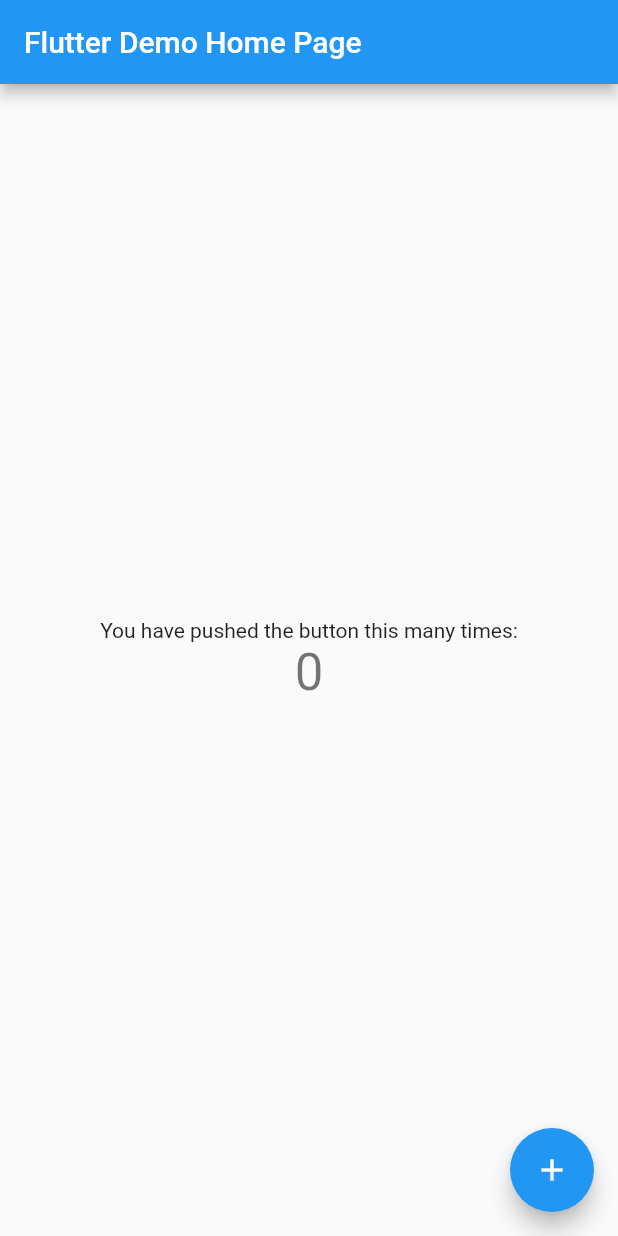
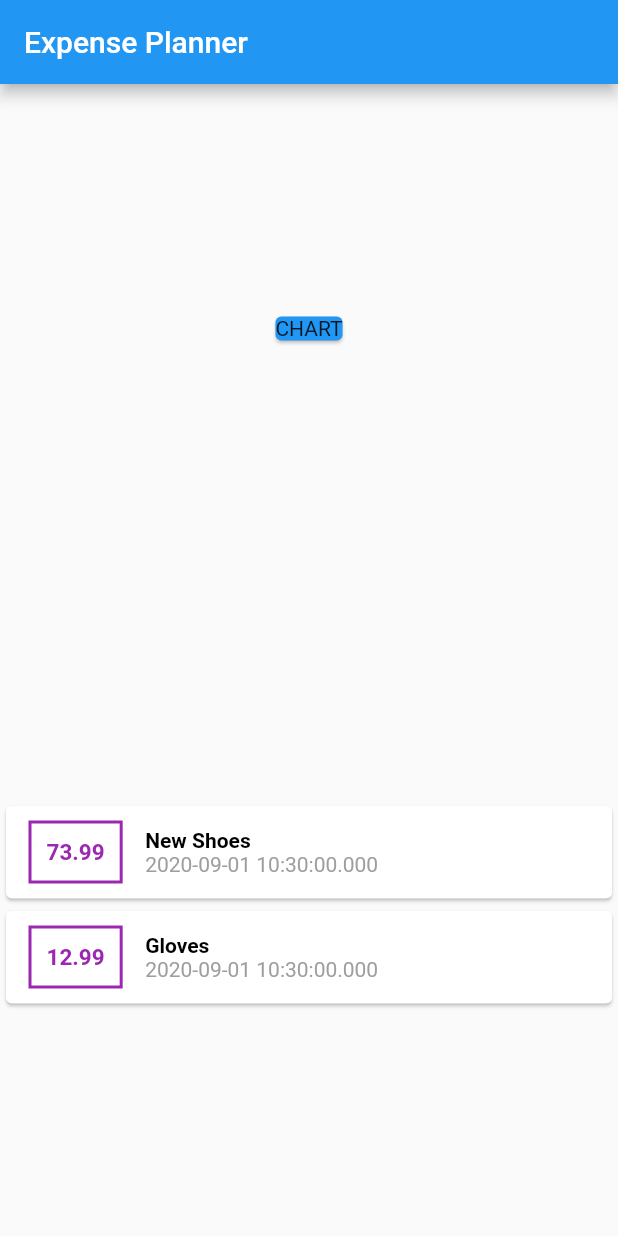
Before and after one commit to fehepe/expense_planner, a Flutter app: the screen it shows after launch, on a phone screen of 412 x 824 dp. Run offline on Flutter 3.47's test engine with Material 2 defaults, Android fonts, the phone set to English and light mode, and no system bars.

Commit message:
Minimal change to MainPage

```diff
--- /dev/null
+++ b/lib/Models/transaction.dart
@@ -0,0 +1,14 @@
+import 'package:flutter/foundation.dart';
+
+class Transaction {
+  final String id;
+  final String title;
+  final double amount;
+  final DateTime date;
+
+  Transaction(
+      {@required this.id,
+      @required this.title,
+      @required this.amount,
+      @required this.date});
+}
--- a/lib/main.dart
+++ b/lib/main.dart
@@ -1,3 +1,5 @@
+import './Models/transaction.dart';
+
 import 'package:flutter/material.dart';
 
 void main() {
@@ -5,113 +7,95 @@ void main() {
 }
 
 class MyApp extends StatelessWidget {
-  // This widget is the root of your application.
   @override
   Widget build(BuildContext context) {
     return MaterialApp(
-      title: 'Flutter Demo',
-      theme: ThemeData(
-        // This is the theme of your application.
-        //
-        // Try running your application with "flutter run". You'll see the
-        // application has a blue toolbar. Then, without quitting the app, try
-        // changing the primarySwatch below to Colors.green and then invoke
-        // "hot reload" (press "r" in the console where you ran "flutter run",
-        // or simply save your changes to "hot reload" in a Flutter IDE).
-        // Notice that the counter didn't reset back to zero; the application
-        // is not restarted.
-        primarySwatch: Colors.blue,
-        // This makes the visual density adapt to the platform that you run
-        // the app on. For desktop platforms, the controls will be smaller and
-        // closer together (more dense) than on mobile platforms.
-        visualDensity: VisualDensity.adaptivePlatformDensity,
-      ),
-      home: MyHomePage(title: 'Flutter Demo Home Page'),
+      title: 'Expense Planner',
+      home: MyHomePage(),
     );
   }
 }
 
-class MyHomePage extends StatefulWidget {
-  MyHomePage({Key key, this.title}) : super(key: key);
-
-  // This widget is the home page of your application. It is stateful, meaning
-  // that it has a State object (defined below) that contains fields that affect
-  // how it looks.
-
-  // This class is the configuration for the state. It holds the values (in this
-  // case the title) provided by the parent (in this case the App widget) and
-  // used by the build method of the State. Fields in a Widget subclass are
-  // always marked "final".
-
-  final String title;
-
-  @override
-  _MyHomePageState createState() => _MyHomePageState();
-}
-
-class _MyHomePageState extends State<MyHomePage> {
-  int _counter = 0;
-
-  void _incrementCounter() {
-    setState(() {
-      // This call to setState tells the Flutter framework that something has
-      // changed in this State, which causes it to rerun the build method below
-      // so that the display can reflect the updated values. If we changed
-      // _counter without calling setState(), then the build method would not be
-      // called again, and so nothing would appear to happen.
-      _counter++;
-    });
-  }
-
+class MyHomePage extends StatelessWidget {
+  final List<Transaction> transactions = [
+    Transaction(
+      id: '1',
+      title: 'New Shoes',
+      amount: 73.99,
+      date: DateTime.now(),
+    ),
+    Transaction(
+      id: '2',
+      title: 'Gloves',
+      amount: 12.99,
+      date: DateTime.now()
+      ,
+    ),
+  ];
   @override
   Widget build(BuildContext context) {
-    // This method is rerun every time setState is called, for instance as done
-    // by the _incrementCounter method above.
-    //
-    // The Flutter framework has been optimized to make rerunning build methods
-    // fast, so that you can just rebuild anything that needs updating rather
-    // than having to individually change instances of widgets.
     return Scaffold(
       appBar: AppBar(
-        // Here we take the value from the MyHomePage object that was created by
-        // the App.build method, and use it to set our appbar title.
-        title: Text(widget.title),
+        title: Text('Expense Planner'),
       ),
-      body: Center(
-        // Center is a layout widget. It takes a single child and positions it
-        // in the middle of the parent.
-        child: Column(
-          // Column is also a layout widget. It takes a list of children and
-          // arranges them vertically. By default, it sizes itself to fit its
-          // children horizontally, and tries to be as tall as its parent.
-          //
-          // Invoke "debug painting" (press "p" in the console, choose the
-          // "Toggle Debug Paint" action from the Flutter Inspector in Android
-          // Studio, or the "Toggle Debug Paint" command in Visual Studio Code)
-          // to see the wireframe for each widget.
-          //
-          // Column has various properties to control how it sizes itself and
-          // how it positions its children. Here we use mainAxisAlignment to
-          // center the children vertically; the main axis here is the vertical
-          // axis because Columns are vertical (the cross axis would be
-          // horizontal).
-          mainAxisAlignment: MainAxisAlignment.center,
+      body: Column(
+        mainAxisAlignment: MainAxisAlignment.spaceAround,
+        crossAxisAlignment: CrossAxisAlignment.center,
+        children: <Widget>[
+          Card(
+            color: Colors.blue,
+            child: Text('CHART'),
+          ),
+          Column(
+            children: transactions.map((tx) {
+              return Card(
+                child: Row(
+                  children: <Widget>[
+                    Container(
+                      margin: EdgeInsets.symmetric(
+                        vertical: 10,
+                        horizontal: 15,
+                      ),
+                      decoration: BoxDecoration(
+                        border: Border.all(
+                          color: Colors.purple,
+                          width: 2,
+                        ),
+                      ),
+                      padding: EdgeInsets.all(10),
+                      child: Text(
+                        tx.amount.toString(),
+                        style: TextStyle(
+                          fontWeight: FontWeight.bold,
+                          fontSize: 15,
+                          color: Colors.purple,
+                        ),
+                      ),
+                    ),
+                    Column(
+                      crossAxisAlignment: CrossAxisAlignment.start,
                       children: <Widget>[
                         Text(
-              'You have pushed the button this many times:',
+                          tx.title,
+                          style: TextStyle(
+                              fontWeight: FontWeight.bold,
+                              color: Colors.black),
                         ),
                         Text(
-              '$_counter',
-              style: Theme.of(context).textTheme.headline4,
+                          tx.date.toString(),
+                          style: TextStyle(
+                            color: Colors.grey,
+                          ),
                         ),
                       ],
                     ),
+                  ],
                 ),
-      floatingActionButton: FloatingActionButton(
-        onPressed: _incrementCounter,
-        tooltip: 'Increment',
-        child: Icon(Icons.add),
-      ), // This trailing comma makes auto-formatting nicer for build methods.
+              );
+            }).toList(),
+          ),
+        ],
+      ),
     );
   }
 }
```
Lines whose indentation alone changed are shown as unchanged.
